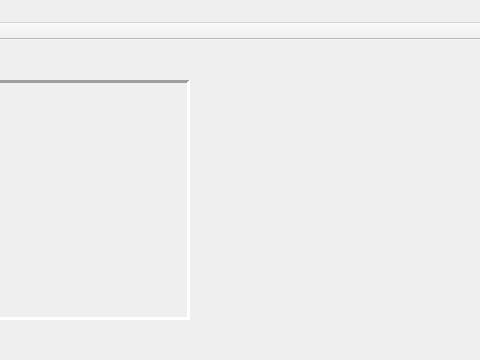
sxxlearn2rock/SissorActionTest, file HODTest/HODTest/mainwindow.ui: the form before one commit; both pictures show x 150 to 630 and y 0 to 360 of the 960 by 624 pixel window.
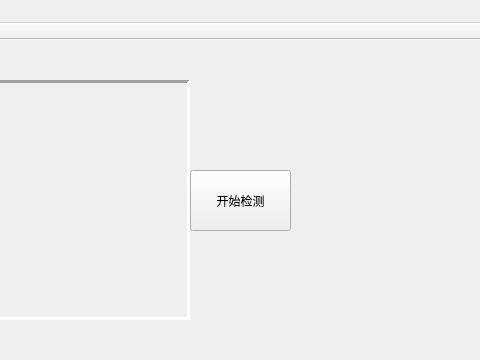
The form after the commit. Icons and pictures are not drawn.

Patch:
```diff
--- a/HODTest/HODTest/mainwindow.ui
+++ b/HODTest/HODTest/mainwindow.ui
@@ -68,6 +68,29 @@
      <number>1</number>
     </property>
    </widget>
+   <widget class="QPushButton" name="btnStartDetect">
+    <property name="geometry">
+     <rect>
+      <x>340</x>
+      <y>130</y>
+      <width>101</width>
+      <height>61</height>
+     </rect>
+    </property>
+    <property name="text">
+     <string>开始检测</string>
+    </property>
+    <property name="icon">
+     <iconset resource="mainwindow.qrc">
+      <normaloff>:/Resources/start_detect.png</normaloff>:/Resources/start_detect.png</iconset>
+    </property>
+    <property name="iconSize">
+     <size>
+      <width>32</width>
+      <height>32</height>
+     </size>
+    </property>
+   </widget>
   </widget>
   <widget class="QMenuBar" name="menuBar">
    <property name="geometry">
```
